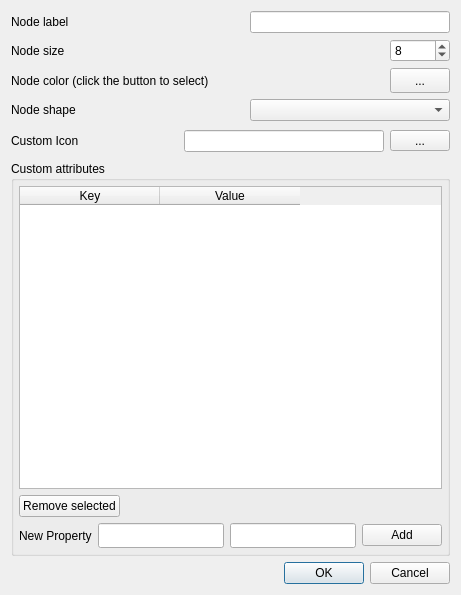
Qt form src/forms/dialognodeedit.ui (socnetv/app) before a commit.
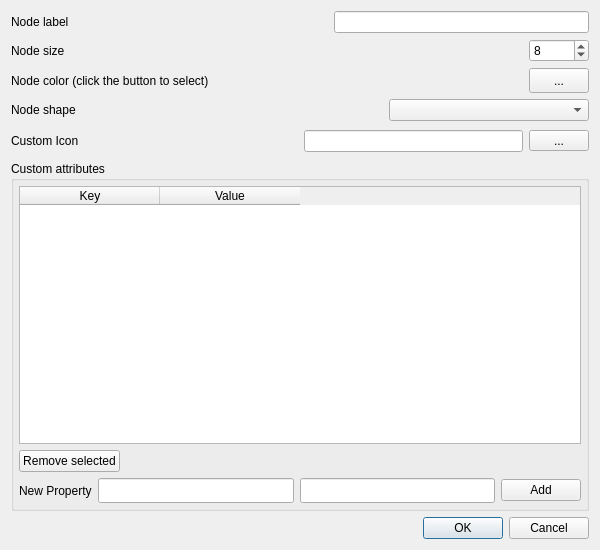
The same form after that commit.

What changed in the file:
```diff
--- a/src/forms/dialognodeedit.ui
+++ b/src/forms/dialognodeedit.ui
@@ -6,10 +6,16 @@
    <rect>
     <x>0</x>
     <y>0</y>
-    <width>461</width>
-    <height>595</height>
+    <width>600</width>
+    <height>550</height>
    </rect>
   </property>
+  <property name="minimumSize">
+   <size>
+    <width>600</width>
+    <height>550</height>
+   </size>
+  </property>
   <property name="windowTitle">
    <string>Node Properties</string>
   </property>
@@ -317,7 +323,7 @@
         <property name="minimumSize">
          <size>
           <width>0</width>
-          <height>100</height>
+          <height>72</height>
          </size>
         </property>
         <property name="toolTip">
```
